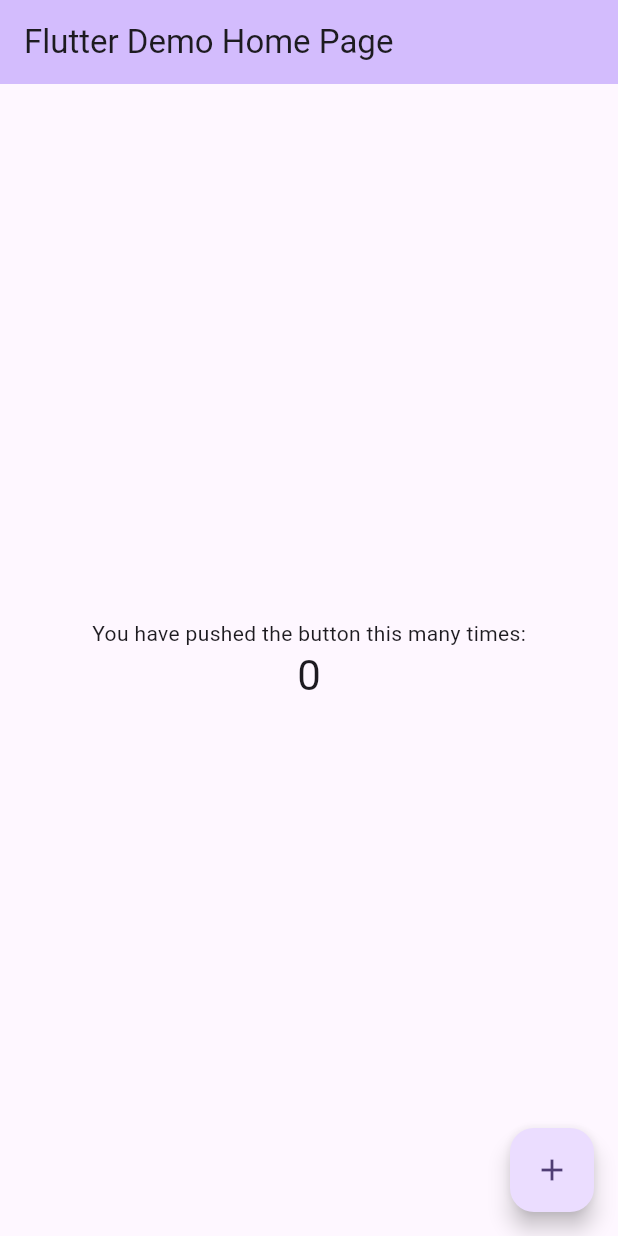
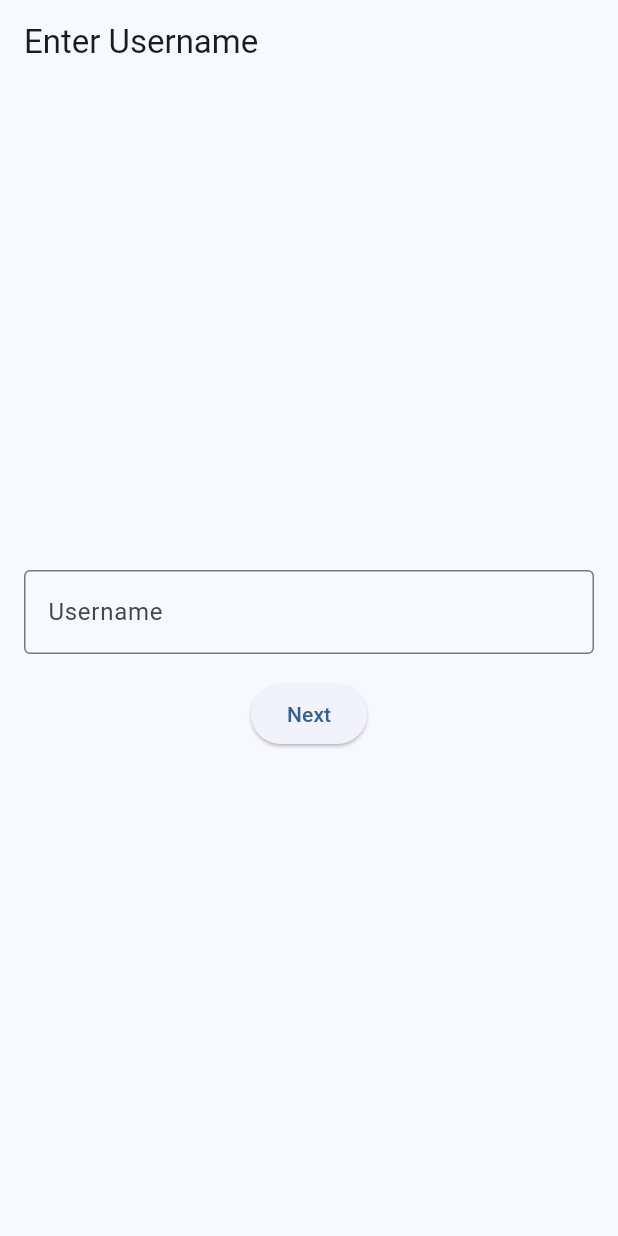
Before and after one commit to daniil-shumko/patrol_invisible_textfield_bug, a Flutter app: the screen it shows after launch, on a phone screen of 412 x 824 dp. Run offline on Flutter 3.47's test engine with Material 3 defaults, Android fonts, the light colour scheme and no system bars.

Commit message:
Added a basic login flow as a poc

```diff
--- a/lib/main.dart
+++ b/lib/main.dart
@@ -7,119 +7,145 @@
 class MyApp extends StatelessWidget {
   const MyApp({super.key});
 
-  // This widget is the root of your application.
   @override
   Widget build(BuildContext context) {
     return MaterialApp(
       title: 'Flutter Demo',
       theme: ThemeData(
-        // This is the theme of your application.
-        //
-        // TRY THIS: Try running your application with "flutter run". You'll see
-        // the application has a purple toolbar. Then, without quitting the app,
-        // try changing the seedColor in the colorScheme below to Colors.green
-        // and then invoke "hot reload" (save your changes or press the "hot
-        // reload" button in a Flutter-supported IDE, or press "r" if you used
-        // the command line to start the app).
-        //
-        // Notice that the counter didn't reset back to zero; the application
-        // state is not lost during the reload. To reset the state, use hot
-        // restart instead.
-        //
-        // This works for code too, not just values: Most code changes can be
-        // tested with just a hot reload.
-        colorScheme: ColorScheme.fromSeed(seedColor: Colors.deepPurple),
+        colorScheme: ColorScheme.fromSeed(seedColor: Colors.blue),
         useMaterial3: true,
       ),
-      home: const MyHomePage(title: 'Flutter Demo Home Page'),
+      home: const UsernamePage(),
     );
   }
 }
 
-class MyHomePage extends StatefulWidget {
-  const MyHomePage({super.key, required this.title});
-
-  // This widget is the home page of your application. It is stateful, meaning
-  // that it has a State object (defined below) that contains fields that affect
-  // how it looks.
-
-  // This class is the configuration for the state. It holds the values (in this
-  // case the title) provided by the parent (in this case the App widget) and
-  // used by the build method of the State. Fields in a Widget subclass are
-  // always marked "final".
-
-  final String title;
+class UsernamePage extends StatefulWidget {
+  const UsernamePage({super.key});
 
   @override
-  State<MyHomePage> createState() => _MyHomePageState();
+  State<UsernamePage> createState() => _UsernamePageState();
 }
 
-class _MyHomePageState extends State<MyHomePage> {
-  int _counter = 0;
+class _UsernamePageState extends State<UsernamePage> {
+  final _usernameController = TextEditingController();
 
-  void _incrementCounter() {
-    setState(() {
-      // This call to setState tells the Flutter framework that something has
-      // changed in this State, which causes it to rerun the build method below
-      // so that the display can reflect the updated values. If we changed
-      // _counter without calling setState(), then the build method would not be
-      // called again, and so nothing would appear to happen.
-      _counter++;
-    });
+  @override
+  void dispose() {
+    _usernameController.dispose();
+    super.dispose();
   }
 
   @override
   Widget build(BuildContext context) {
-    // This method is rerun every time setState is called, for instance as done
-    // by the _incrementCounter method above.
-    //
-    // The Flutter framework has been optimized to make rerunning build methods
-    // fast, so that you can just rebuild anything that needs updating rather
-    // than having to individually change instances of widgets.
     return Scaffold(
-      appBar: AppBar(
-        // TRY THIS: Try changing the color here to a specific color (to
-        // Colors.amber, perhaps?) and trigger a hot reload to see the AppBar
-        // change color while the other colors stay the same.
-        backgroundColor: Theme.of(context).colorScheme.inversePrimary,
-        // Here we take the value from the MyHomePage object that was created by
-        // the App.build method, and use it to set our appbar title.
-        title: Text(widget.title),
-      ),
-      body: Center(
-        // Center is a layout widget. It takes a single child and positions it
-        // in the middle of the parent.
+      appBar: AppBar(title: const Text('Enter Username')),
+      body: Padding(
+        padding: const EdgeInsets.all(16.0),
         child: Column(
-          // Column is also a layout widget. It takes a list of children and
-          // arranges them vertically. By default, it sizes itself to fit its
-          // children horizontally, and tries to be as tall as its parent.
-          //
-          // Column has various properties to control how it sizes itself and
-          // how it positions its children. Here we use mainAxisAlignment to
-          // center the children vertically; the main axis here is the vertical
-          // axis because Columns are vertical (the cross axis would be
-          // horizontal).
-          //
-          // TRY THIS: Invoke "debug painting" (choose the "Toggle Debug Paint"
-          // action in the IDE, or press "p" in the console), to see the
-          // wireframe for each widget.
           mainAxisAlignment: MainAxisAlignment.center,
-          children: <Widget>[
-            const Text(
-              'You have pushed the button this many times:',
+          children: [
+            TextField(
+              controller: _usernameController,
+              decoration: const InputDecoration(
+                labelText: 'Username',
+                border: OutlineInputBorder(),
+              ),
             ),
-            Text(
-              '$_counter',
-              style: Theme.of(context).textTheme.headlineMedium,
+            const SizedBox(height: 16),
+            ElevatedButton(
+              onPressed: () {
+                Navigator.push(
+                  context,
+                  MaterialPageRoute(
+                    builder: (context) => PasswordPage(
+                      username: _usernameController.text,
+                    ),
+                  ),
+                );
+              },
+              child: const Text('Next'),
             ),
           ],
         ),
       ),
-      floatingActionButton: FloatingActionButton(
-        onPressed: _incrementCounter,
-        tooltip: 'Increment',
-        child: const Icon(Icons.add),
-      ), // This trailing comma makes auto-formatting nicer for build methods.
     );
   }
 }
+
+class PasswordPage extends StatefulWidget {
+  final String username;
+
+  const PasswordPage({super.key, required this.username});
+
+  @override
+  State<PasswordPage> createState() => _PasswordPageState();
+}
+
+class _PasswordPageState extends State<PasswordPage> {
+  final _passwordController = TextEditingController();
+
+  @override
+  void dispose() {
+    _passwordController.dispose();
+    super.dispose();
+  }
+
+  @override
+  Widget build(BuildContext context) {
+    return Scaffold(
+      appBar: AppBar(title: const Text('Enter Password')),
+      body: Padding(
+        padding: const EdgeInsets.all(16.0),
+        child: Column(
+          mainAxisAlignment: MainAxisAlignment.center,
+          children: [
+            TextField(
+              controller: _passwordController,
+              obscureText: true,
+              decoration: const InputDecoration(
+                labelText: 'Password',
+                border: OutlineInputBorder(),
+              ),
+            ),
+            const SizedBox(height: 16),
+            ElevatedButton(
+              onPressed: () {
+                if (_passwordController.text.isNotEmpty) {
+                  Navigator.pushReplacement(
+                    context,
+                    MaterialPageRoute(
+                      builder: (context) => WelcomePage(
+                        username: widget.username,
+                      ),
+                    ),
+                  );
+                }
+              },
+              child: const Text('Next'),
+            ),
+          ],
+        ),
+      ),
+    );
+  }
+}
+
+class WelcomePage extends StatelessWidget {
+  final String username;
+
+  const WelcomePage({super.key, required this.username});
+
+  @override
+  Widget build(BuildContext context) {
+    return Scaffold(
+      appBar: AppBar(title: const Text('Welcome')),
+      body: Center(
+        child: Text(
+          username,
+          style: Theme.of(context).textTheme.headlineLarge,
+        ),
+      ),
+    );
+  }
+}
```
